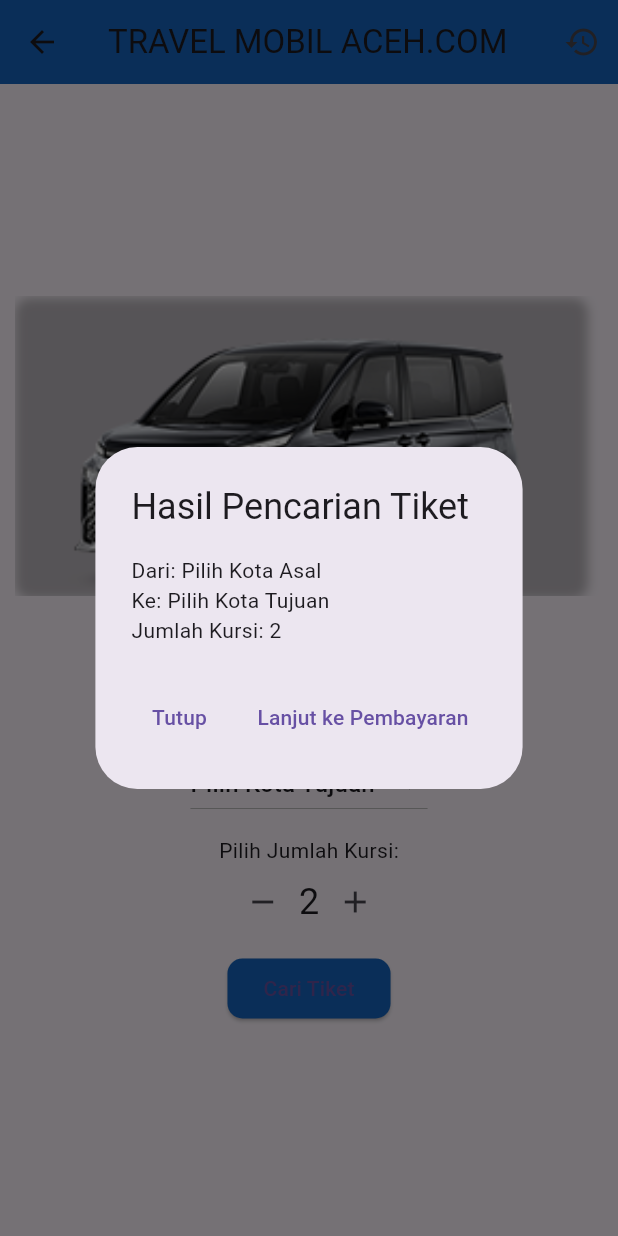
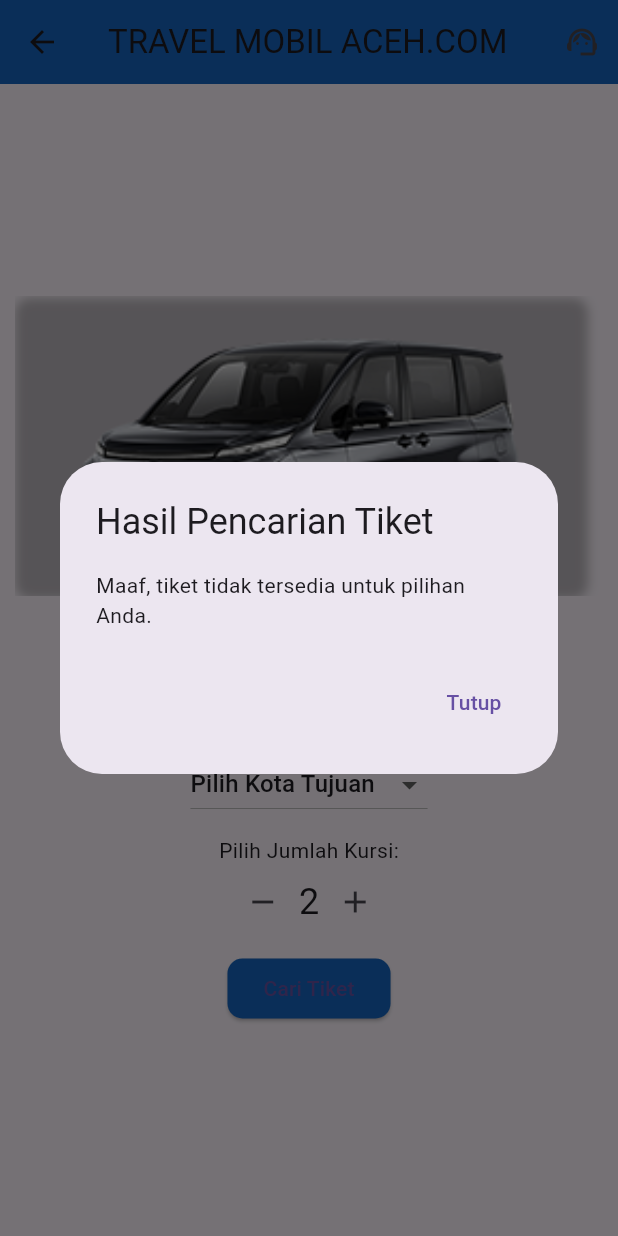
Before and after one commit to TEUNGKU-ZULKIFLI/ACEH_TICKET_TRAVEL_CAR, a Flutter app: the HomeScreen screen opened directly, after a tap on the "add" icon, after a tap on "Cari Tiket", on a phone screen of 412 x 824 dp. Run offline on Flutter 3.47's test engine with Material 3 defaults, Android fonts, the phone set to English and light mode, and no system bars.

Commit message:
yusuf mengedit page home screen.dart

```diff
--- a/lib/home_screen.dart
+++ b/lib/home_screen.dart
@@ -1,4 +1,6 @@
 import 'package:flutter/material.dart';
+// ignore: depend_on_referenced_packages
+import 'package:url_launcher/url_launcher.dart';
 
 class HomeScreen extends StatefulWidget {
   @override
@@ -6,23 +8,23 @@ class HomeScreen extends StatefulWidget {
 }
 
 class _HomeScreenState extends State<HomeScreen> {
-  final List<Map<String, String>> tickets = [
+  final List<Map<String, String>> tiket = [
     {
-      'image': 'assets/img/hiace_modern.png',
+      'gambar': 'assets/img/hiace_modern.png',
     },
     {
-      'image': 'assets/img/hiace_coklat.png',
+      'gambar': 'assets/img/hiace_coklat.png',
     },
     {
-      'image': 'assets/img/hiace_putih.png',
+      'gambar': 'assets/img/hiace_putih.png',
     },
   ];
 
-  String selectedOriginCity = 'Pilih Kota Asal';
-  String selectedDestinationCity = 'Pilih Kota Tujuan';
-  int selectedSeats = 1; // Jumlah kursi default
+  String kotaAsalTerpilih = 'Pilih Kota Asal';
+  String kotaTujuanTerpilih = 'Pilih Kota Tujuan';
+  int jumlahKursiTerpilih = 1;
 
-  final List<String> cities = [
+  final List<String> kota = [
     'Kota Lhoksemawe',
     'Kota Lhoksukon',
     'Sigli',
@@ -30,64 +32,30 @@ class _HomeScreenState extends State<HomeScreen> {
     'Idi'
   ];
 
-  // Daftar kursi
-  final List<int> availableSeats = List.generate(10, (index) => index + 1);
+  void tampilkanHasilPencarian() {
+    final tiketTersedia = kotaAsalTerpilih != 'Pilih Kota Asal' &&
+        kotaTujuanTerpilih != 'Pilih Kota Tujuan' &&
+        kotaAsalTerpilih != kotaTujuanTerpilih;
 
-  // Daftar untuk menyimpan riwayat pembayaran
-  List<Map<String, dynamic>> paymentHistory = [];
-
-  void showPaymentScreen() {
     showDialog(
       context: context,
       builder: (context) {
         return AlertDialog(
-          title: Text('Pembayaran Tiket'),
-          content: Column(
-            mainAxisSize: MainAxisSize.min,
-            children: [
-              Text('Anda akan membayar untuk:'),
-              Text('Dari: $selectedOriginCity'),
-              Text('Ke: $selectedDestinationCity'),
-              Text('Jumlah Kursi: $selectedSeats'),
-              SizedBox(height: 20),
-              Text('Metode Pembayaran:'),
-              DropdownButton<String>(
-                items: [
-                  DropdownMenuItem(value: 'Kartu Kredit', child: Text('Kartu Kredit')),
-                  DropdownMenuItem(value: 'Transfer Bank', child: Text('Transfer Bank')),
-                  DropdownMenuItem(value: 'E-Wallet', child: Text('E-Wallet')),
-                ],
-                onChanged: (String? value) {
-                  // Logika untuk pemilihan metode pembayaran
-                },
-                hint: Text('Pilih Metode Pembayaran'),
-              ),
-            ],
-          ),
+          title: Text('Hasil Pencarian Tiket'),
+          content: tiketTersedia
+              ? Text(
+                  'Tiket tersedia dari $kotaAsalTerpilih ke $kotaTujuanTerpilih.\n'
+                  'Jumlah Kursi: $jumlahKursiTerpilih',
+                )
+              : Text(
+                  'Maaf, tiket tidak tersedia untuk pilihan Anda.',
+                ),
           actions: [
-            TextButton(
-              onPressed: () {
-                // Menyimpan riwayat pembayaran
-                paymentHistory.add({
-                  'origin': selectedOriginCity,
-                  'destination': selectedDestinationCity,
-                  'seats': selectedSeats,
-                  'timestamp': DateTime.now().toString(),
-                });
-
-                Navigator.of(context).pop();
-                // Tampilkan pesan sukses
-                ScaffoldMessenger.of(context).showSnackBar(
-                  SnackBar(content: Text('Pembayaran berhasil!')),
-                );
-              },
-              child: Text('Bayar'),
-            ),
             TextButton(
               onPressed: () {
                 Navigator.of(context).pop();
               },
-              child: Text('Batal'),
+              child: Text('Tutup'),
             ),
           ],
         );
@@ -95,34 +63,26 @@ class _HomeScreenState extends State<HomeScreen> {
     );
   }
 
-  void showPaymentHistory() {
+  void tampilkanLayananPelanggan() {
     showDialog(
       context: context,
       builder: (context) {
         return AlertDialog(
-          title: Text('Riwayat Pembayaran'),
-          content: SizedBox(
-            width: double.maxFinite,
-            child: ListView.builder(
-              itemCount: paymentHistory.length,
-              itemBuilder: (context, index) {
-                final payment = paymentHistory[index];
-                return ListTile(
-                  title: Text('Dari: ${payment['origin']} ke ${payment['destination']}'),
-                  subtitle: Text('Jumlah Kursi: ${payment['seats']}\nTanggal: ${payment['timestamp']}'),
-                  trailing: IconButton(
-                    icon: Icon(Icons.print),
-                    onPressed: () {
-                      // Logika untuk mencetak slip pembayaran
-                      print('Slip Pembayaran:\nDari: ${payment['origin']}\nKe: ${payment['destination']}\nJumlah Kursi: ${payment['seats']}\nTanggal: ${payment['timestamp']}');
-                      ScaffoldMessenger.of(context).showSnackBar(
-                        SnackBar(content: Text('Slip pembayaran dicetak!')),
-                      );
-                    },
-                  ),
-                );
-              },
-            ),
+          title: Text('Layanan Pelanggan'),
+          content: Column(
+            mainAxisSize: MainAxisSize.min,
+            children: [
+              ListTile(
+                leading: Icon(Icons.phone),
+                title: Text('WhatsApp: +62 123 4567 890'),
+                onTap: () => bukaWhatsApp('+621234567890'),
+              ),
+              ListTile(
+                leading: Icon(Icons.email),
+                title: Text('Email: support@travelmobilaceh.com'),
+                onTap: () => kirimEmail('support@travelmobilaceh.com'),
+              ),
+            ],
           ),
           actions: [
             TextButton(
@@ -137,36 +97,22 @@ class _HomeScreenState extends State<HomeScreen> {
     );
   }
 
-  void showSearchResult() {
-    // Tampilkan hasil pencarian tiket (untuk demonstrasi, gunakan dialog)
-    showDialog(
-      context: context,
-      builder: (context) {
-        return AlertDialog(
-          title: Text('Hasil Pencarian Tiket'),
-          content: Text(
-            'Dari: $selectedOriginCity\n'
-            'Ke: $selectedDestinationCity\n'
-            'Jumlah Kursi: $selectedSeats',
-          ),
-          actions: [
-            TextButton(
-              onPressed: () {
-                Navigator.of(context).pop();
-              },
-              child: Text('Tutup'),
-            ),
-            TextButton(
-              onPressed: () {
-                Navigator.of(context).pop();
-                showPaymentScreen(); // Buka layar pembayaran setelah menutup dialog
-              },
-              child: Text('Lanjut ke Pembayaran'),
-            ),
-          ],
-        );
-      },
-    );
+  Future<void> bukaWhatsApp(String nomorTelepon) async {
+    final url = 'https://wa.me/$nomorTelepon';
+    if (await canLaunch(url)) {
+      await launch(url);
+    } else {
+      throw 'Tidak dapat membuka WhatsApp';
+    }
+  }
+
+  Future<void> kirimEmail(String email) async {
+    final url = 'mailto:$email';
+    if (await canLaunch(url)) {
+      await launch(url);
+    } else {
+      throw 'Tidak dapat membuka aplikasi email';
+    }
   }
 
   @override
@@ -177,23 +123,22 @@ class _HomeScreenState extends State<HomeScreen> {
         backgroundColor: Colors.blue[800],
         actions: [
           IconButton(
-            icon: Icon(Icons.history),
-            onPressed: showPaymentHistory,
-            tooltip: 'Riwayat Pembayaran',
+            icon: Icon(Icons.support_agent),
+            onPressed: tampilkanLayananPelanggan,
+            tooltip: 'Layanan Pelanggan',
           ),
         ],
       ),
       body: Padding(
         padding: EdgeInsets.all(10),
         child: Column(
-          mainAxisAlignment: MainAxisAlignment.center, // Memusatkan item secara vertikal
-          crossAxisAlignment: CrossAxisAlignment.center, // Memusatkan item secara horizontal
+          mainAxisAlignment: MainAxisAlignment.center,
+          crossAxisAlignment: CrossAxisAlignment.center,
           children: [
-            // Gambar iklan yang bisa di-slide
             Container(
               height: 200,
               child: PageView(
-                children: tickets.map((ticket) {
+                children: tiket.map((t) {
                   return Container(
                     margin: EdgeInsets.only(right: 10),
                     decoration: BoxDecoration(
@@ -209,7 +154,7 @@ class _HomeScreenState extends State<HomeScreen> {
                     child: ClipRRect(
                       borderRadius: BorderRadius.circular(10),
                       child: Image.asset(
-                        ticket['image']!,
+                        t['gambar']!,
                         width: double.infinity,
                         fit: BoxFit.cover,
                       ),
@@ -221,7 +166,6 @@ class _HomeScreenState extends State<HomeScreen> {
 
             SizedBox(height: 10),
 
-            // Dropdown untuk memilih kota asal
             Column(
               crossAxisAlignment: CrossAxisAlignment.start,
               children: [
@@ -230,16 +174,16 @@ class _HomeScreenState extends State<HomeScreen> {
                   style: TextStyle(fontSize: 12, color: Colors.grey),
                 ),
                 DropdownButton<String>(
-                  value: selectedOriginCity,
-                  onChanged: (String? newValue) {
+                  value: kotaAsalTerpilih,
+                  onChanged: (String? nilaiBaru) {
                     setState(() {
-                      selectedOriginCity = newValue!;
+                      kotaAsalTerpilih = nilaiBaru!;
                     });
                   },
-                  items: ['Pilih Kota Asal', ...cities].map<DropdownMenuItem<String>>((String city) {
+                  items: ['Pilih Kota Asal', ...kota].map<DropdownMenuItem<String>>((String kota) {
                     return DropdownMenuItem<String>(
-                      value: city,
-                      child: Text(city),
+                      value: kota,
+                      child: Text(kota),
                     );
                   }).toList(),
                 ),
@@ -248,7 +192,6 @@ class _HomeScreenState extends State<HomeScreen> {
 
             SizedBox(height: 10),
 
-            // Dropdown untuk memilih kota tujuan
             Column(
               crossAxisAlignment: CrossAxisAlignment.start,
               children: [
@@ -257,16 +200,16 @@ class _HomeScreenState extends State<HomeScreen> {
                   style: TextStyle(fontSize: 12, color: Colors.grey),
                 ),
                 DropdownButton<String>(
-                  value: selectedDestinationCity,
-                  onChanged: (String? newValue) {
+                  value: kotaTujuanTerpilih,
+                  onChanged: (String? nilaiBaru) {
                     setState(() {
-                      selectedDestinationCity = newValue!;
+                      kotaTujuanTerpilih = nilaiBaru!;
                     });
                   },
-                  items: ['Pilih Kota Tujuan', ...cities].map<DropdownMenuItem<String>>((String city) {
+                  items: ['Pilih Kota Tujuan', ...kota].map<DropdownMenuItem<String>>((String kota) {
                     return DropdownMenuItem<String>(
-                      value: city,
-                      child: Text(city),
+                      value: kota,
+                      child: Text(kota),
                     );
                   }).toList(),
                 ),
@@ -275,7 +218,6 @@ class _HomeScreenState extends State<HomeScreen> {
 
             SizedBox(height: 10),
 
-            // Kontrol untuk memilih jumlah kursi
             Text('Pilih Jumlah Kursi:'),
             Row(
               mainAxisAlignment: MainAxisAlignment.center,
@@ -284,22 +226,22 @@ class _HomeScreenState extends State<HomeScreen> {
                   icon: Icon(Icons.remove),
                   onPressed: () {
                     setState(() {
-                      if (selectedSeats > 1) {
-                        selectedSeats--;
+                      if (jumlahKursiTerpilih > 1) {
+                        jumlahKursiTerpilih--;
                       }
                     });
                   },
                 ),
                 Text(
-                  '$selectedSeats',
+                  '$jumlahKursiTerpilih',
                   style: TextStyle(fontSize: 24),
                 ),
                 IconButton(
                   icon: Icon(Icons.add),
                   onPressed: () {
                     setState(() {
-                      if (selectedSeats < 10) { // Mengatur batas maksimum kursi
-                        selectedSeats++;
+                      if (jumlahKursiTerpilih < 10) {
+                        jumlahKursiTerpilih++;
                       }
                     });
                   },
@@ -309,13 +251,9 @@ class _HomeScreenState extends State<HomeScreen> {
 
             SizedBox(height: 10),
 
-            // Tombol Cari
             Center(
               child: ElevatedButton(
-                onPressed: () {
-                  // Tampilkan hasil pencarian tiket
-                  showSearchResult();
-                },
+                onPressed: tampilkanHasilPencarian,
                 child: Text('Cari Tiket'),
                 style: ElevatedButton.styleFrom(
                   backgroundColor: Colors.blue[800],
```
